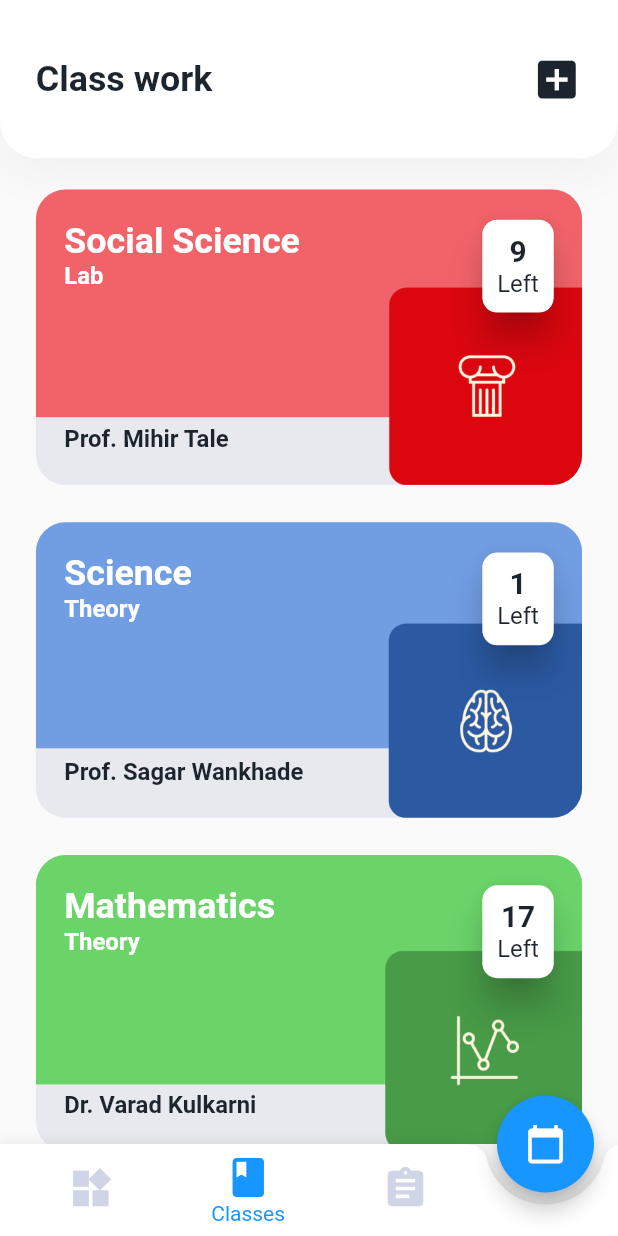
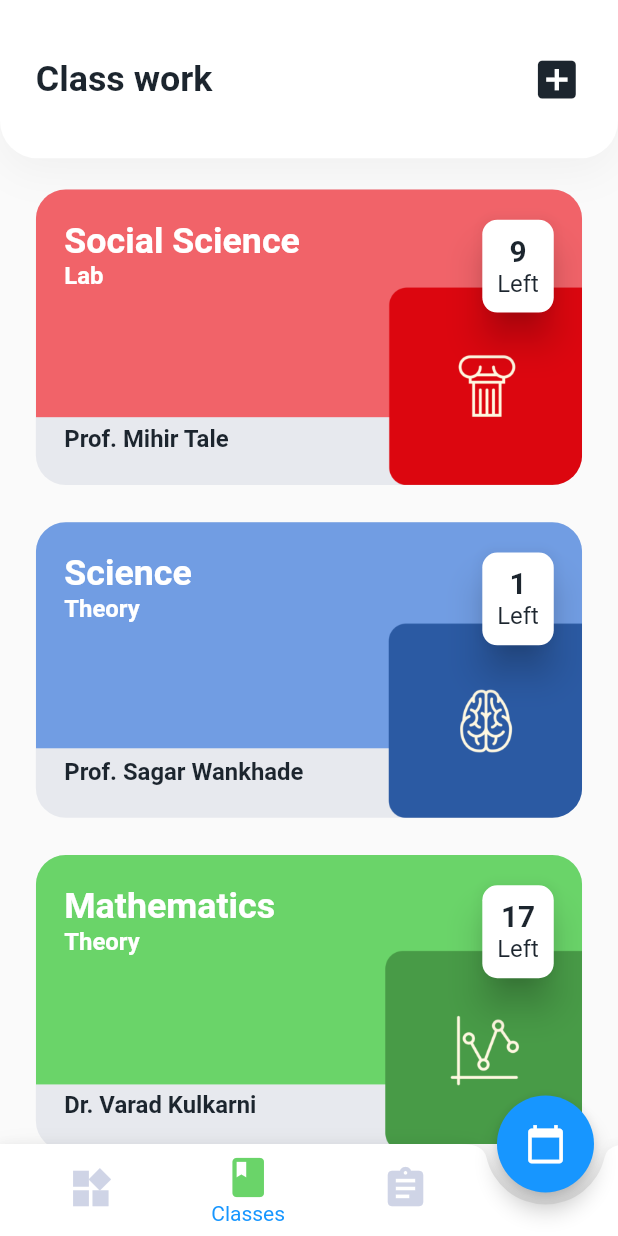
Before and after one commit to dscvitpune/school-app, a Flutter app: the screen it shows after launch, item 2 of the bottom bar chosen, on a phone screen of 412 x 824 dp. Run offline on Flutter 3.47's test engine with Material 2 defaults, Android fonts, the phone set to English and light mode, and no system bars; our stand-ins replace flutter_screenutil, flutter_svg, syncfusion_flutter_calendar, syncfusion_flutter_charts.

Commit message:
Multi color tab items are added.

```diff
--- a/lib/screens/app/App.dart
+++ b/lib/screens/app/App.dart
@@ -69,19 +69,49 @@
             showUnselectedLabels: false,
             items: <BottomNavigationBarItem>[
               BottomNavigationBarItem(
-                  title: Text("Dashboard"),
+                  activeIcon: Icon(
+                    Icons.widgets,
+                    size: 28.h,
+                    color: primaryColorDark,
+                  ),
+                  title: Text(
+                    "Dashboard",
+                    style: TextStyle(
+                      color: primaryColorDark,
+                    ),
+                  ),
                   icon: Icon(
                     Icons.widgets,
                     size: 28.h,
                   )),
               BottomNavigationBarItem(
-                  title: Text("Classes"),
+                  activeIcon: Icon(
+                    Icons.class_,
+                    size: 28.h,
+                    color: course_card_green,
+                  ),
+                  title: Text(
+                    "Classes",
+                    style: TextStyle(
+                      color: course_card_green,
+                    ),
+                  ),
                   icon: Icon(
                     Icons.class_,
                     size: 28.h,
                   )),
               BottomNavigationBarItem(
-                  title: Text("Academics"),
+                  activeIcon: Icon(
+                    Icons.assignment,
+                    size: 28.h,
+                    color: course_card_orange,
+                  ),
+                  title: Text(
+                    "Academics",
+                    style: TextStyle(
+                      color: course_card_orange,
+                    ),
+                  ),
                   icon: Icon(
                     Icons.assignment,
                     size: 28.h,
```
